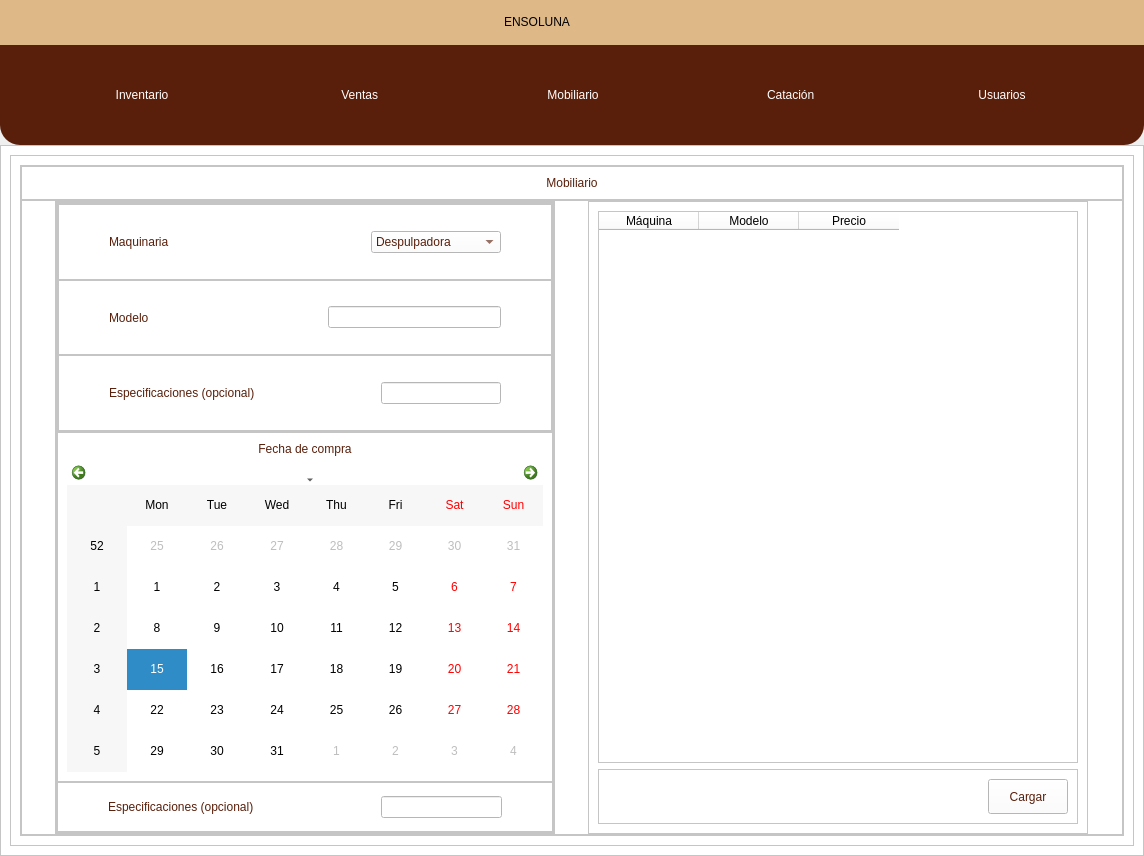
Qt form views/designs/DB1.ui (andree-ro/BaseDatosEnsoluna) before a commit.
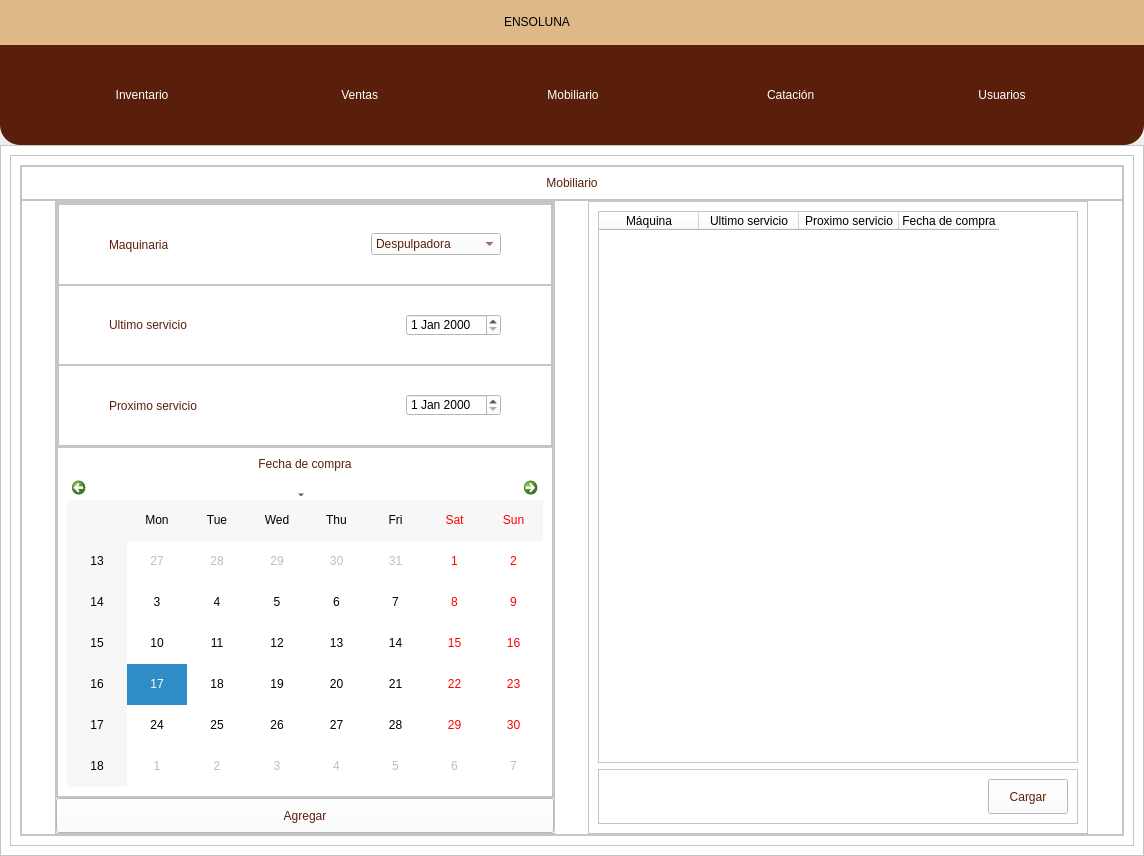
The same form after that commit. Icons and pictures are not drawn.

```diff
--- a/views/designs/DB1.ui
+++ b/views/designs/DB1.ui
@@ -6849,7 +6849,7 @@
 font: 75 10pt &quot;Open Sans Semibold&quot;</string>
                                   </property>
                                   <property name="text">
-                                   <string>Modelo</string>
+                                   <string>Ultimo servicio</string>
                                   </property>
                                  </widget>
                                 </item>
@@ -6867,7 +6867,7 @@
                                  </spacer>
                                 </item>
                                 <item>
-                                 <widget class="QLineEdit" name="lineEdit_7"/>
+                                 <widget class="QDateEdit" name="ultserv"/>
                                 </item>
                                </layout>
                               </widget>
@@ -6894,7 +6894,7 @@
 font: 75 10pt &quot;Open Sans Semibold&quot;</string>
                                   </property>
                                   <property name="text">
-                                   <string>Especificaciones (opcional)</string>
+                                   <string>Proximo servicio</string>
                                   </property>
                                  </widget>
                                 </item>
@@ -6912,7 +6912,7 @@
                                  </spacer>
                                 </item>
                                 <item>
-                                 <widget class="QLineEdit" name="lineEdit_2"/>
+                                 <widget class="QDateEdit" name="proxser"/>
                                 </item>
                                </layout>
                               </widget>
@@ -6956,71 +6956,63 @@
                               </widget>
                              </item>
                              <item>
-                              <widget class="QCalendarWidget" name="calendarWidget"/>
-                             </item>
-                            </layout>
-                           </widget>
-                          </item>
-                          <item>
-                           <widget class="QFrame" name="frame_167">
-                            <property name="minimumSize">
-                             <size>
-                              <width>0</width>
-                              <height>50</height>
-                             </size>
-                            </property>
-                            <property name="maximumSize">
-                             <size>
-                              <width>16777215</width>
-                              <height>50</height>
-                             </size>
-                            </property>
-                            <property name="frameShape">
-                             <enum>QFrame::StyledPanel</enum>
-                            </property>
-                            <property name="frameShadow">
-                             <enum>QFrame::Raised</enum>
-                            </property>
-                            <layout class="QHBoxLayout" name="horizontalLayout_100">
-                             <property name="leftMargin">
-                              <number>50</number>
-                             </property>
-                             <property name="rightMargin">
-                              <number>50</number>
-                             </property>
-                             <item>
-                              <widget class="QLabel" name="label_46">
-                               <property name="styleSheet">
-                                <string notr="true">color: rgb(89, 31, 11);
-font: 75 10pt &quot;Open Sans Semibold&quot;</string>
-                               </property>
-                               <property name="text">
-                                <string>Especificaciones (opcional)</string>
+                              <widget class="QCalendarWidget" name="calendar">
+                               <property name="selectedDate">
+                                <date>
+                                 <year>2023</year>
+                                 <month>4</month>
+                                 <day>17</day>
+                                </date>
                                </property>
                               </widget>
                              </item>
-                             <item>
-                              <spacer name="horizontalSpacer_35">
-                               <property name="orientation">
-                                <enum>Qt::Horizontal</enum>
-                               </property>
-                               <property name="sizeHint" stdset="0">
-                                <size>
-                                 <width>40</width>
-                                 <height>20</height>
-                                </size>
-                               </property>
-                              </spacer>
-                             </item>
-                             <item>
-                              <widget class="QLineEdit" name="lineEdit"/>
-                             </item>
                             </layout>
                            </widget>
                           </item>
                          </layout>
                         </widget>
                        </item>
+                       <item>
+                        <widget class="QFrame" name="frame_167">
+                         <property name="frameShape">
+                          <enum>QFrame::StyledPanel</enum>
+                         </property>
+                         <property name="frameShadow">
+                          <enum>QFrame::Raised</enum>
+                         </property>
+                        </widget>
+                       </item>
+                       <item>
+                        <widget class="QPushButton" name="agregarmobiliario">
+                         <property name="minimumSize">
+                          <size>
+                           <width>0</width>
+                           <height>35</height>
+                          </size>
+                         </property>
+                         <property name="styleSheet">
+                          <string notr="true">QFrame{
+background-color: rgb(51, 157, 255);
+}
+
+QPushButton{
+color: rgb(89, 31, 11);
+background-color: rgb(255, 255, 255);
+font: 75 9pt &quot;Open Sans Semibold&quot;
+}
+
+QPushButton:hover{
+color: rgb(255, 255, 255);
+background-color: rgb(209, 172, 127);
+font: 75 9pt  &quot;Open Sans Semibold&quot;
+}
+</string>
+                         </property>
+                         <property name="text">
+                          <string>Agregar</string>
+                         </property>
+                        </widget>
+                       </item>
                       </layout>
                      </widget>
                     </item>
@@ -7054,12 +7046,17 @@
                          </column>
                          <column>
                           <property name="text">
-                           <string>Modelo</string>
+                           <string>Ultimo servicio</string>
                           </property>
                          </column>
                          <column>
                           <property name="text">
-                           <string>Precio</string>
+                           <string>Proximo servicio</string>
+                          </property>
+                         </column>
+                         <column>
+                          <property name="text">
+                           <string>Fecha de compra</string>
                           </property>
                          </column>
                         </widget>
```
Left out of the diff: 6 changed lines with no effect on the pictures.
